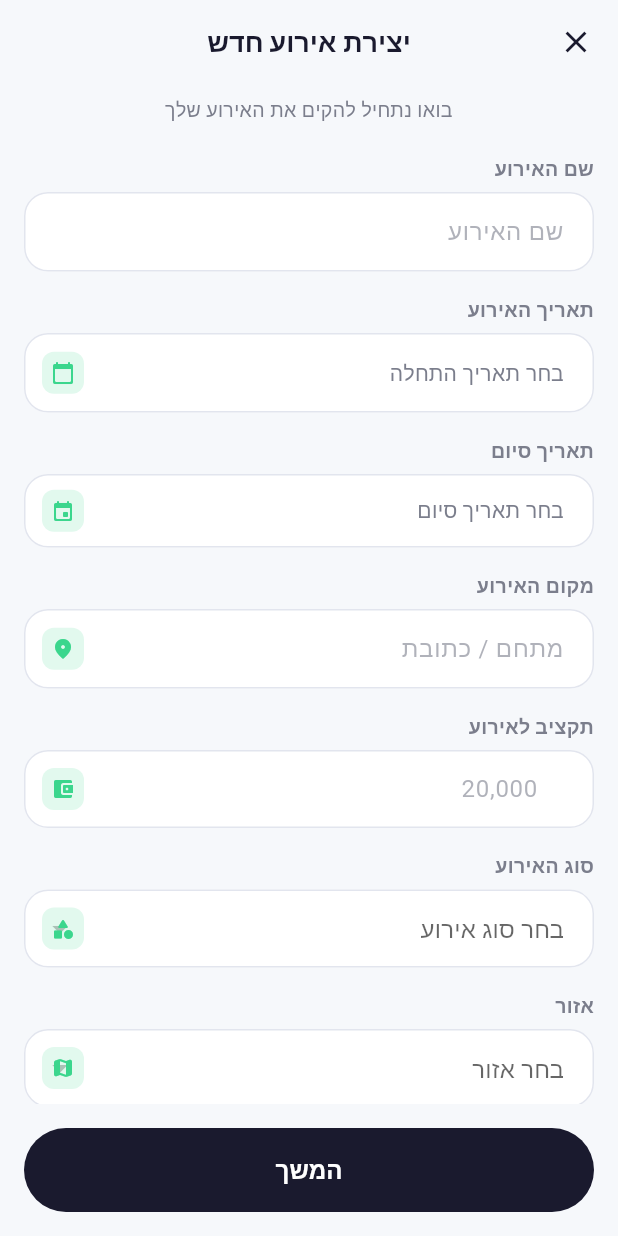
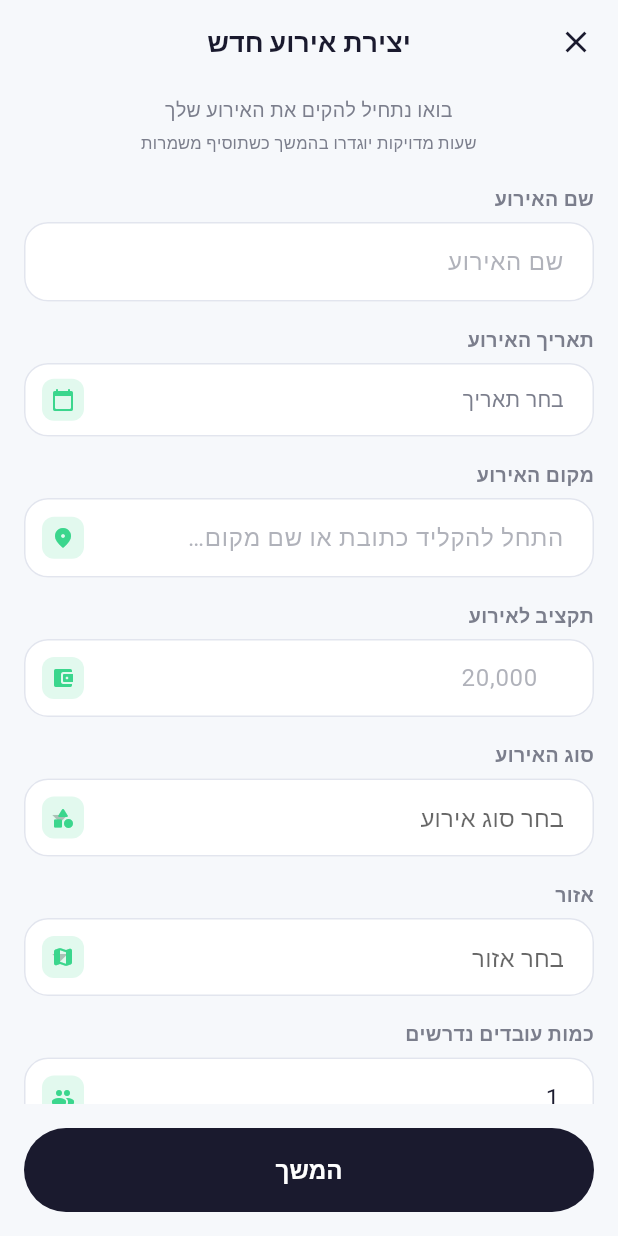
Before and after one commit to ofirShualiCodeValue/Findly-Frontend-Ofir, a Flutter app: the CreateEventScreen screen opened directly, on a phone screen of 412 x 824 dp. Run offline on Flutter 3.47's test engine with Material 3 defaults, Android fonts, the phone set to English and light mode, and no system bars; our stand-ins replace dio, google_fonts, shared_preferences; accounts and stored records are empty; network calls fail; Roboto replaces fonts that are missing (Heebo).

Commit message:
feat(create-event): date-only picker, venue autocomplete, dynamic categories
Per design feedback on the create-event flow:
- Removed start/end time pickers — only one date is collected. Exact start/
  end times will come from shifts later. The event's start_at/end_at are set
  to 00:00 / 23:59 of the selected date so the home calendar still groups it.
- Replaced the venue TextField with RawAutocomplete that suggests common
  Israeli event venues as the user types (free-form text still allowed).
  Production should swap the static suggestion list for a Google Places
  Autocomplete API call.
- Event-type dropdown now picks up the 11 canonical categories seeded on
  the backend (no app-side change required — the GET /v1/employer/categories
  endpoint already drives it).

Co-Authored-By: Claude Opus 4.7 (1M context) <noreply@anthropic.com>

```diff
--- a/lib/main.dart
+++ b/lib/main.dart
@@ -1,11 +1,15 @@
 import 'package:flutter/material.dart';
 import 'package:flutter_localizations/flutter_localizations.dart';
+import 'package:intl/date_symbol_data_local.dart';
 import 'screens/splash.dart';
 import 'store/auth_store.dart';
 import 'theme.dart';
 
 Future<void> main() async {
   WidgetsFlutterBinding.ensureInitialized();
+  // Required for any DateFormat(... 'he') call — without this, Hebrew locale
+  // data is missing and DateFormat throws "Unexpected null value".
+  await initializeDateFormatting('he', null);
   await authStore.init();
   runApp(const FindlyApp());
 }
--- a/lib/screens/employer/create_event.dart
+++ b/lib/screens/employer/create_event.dart
@@ -5,6 +5,33 @@ import '../../api/client.dart';
 import '../../api/employer_api.dart';
 import '../../theme.dart';
 import '../../widgets/confirm_modal.dart';
+
+/// Common Israeli event venues — used as autocomplete suggestions while
+/// the user types a venue. Free-form input is also accepted.
+const List<String> _venueSuggestions = [
+  'אולמי האחוזה, ראשון לציון',
+  'היכל מנחם בגין, רמת גן',
+  'מנורה מבטחים ארנה, תל אביב',
+  'מתחם רידינג, תל אביב',
+  'היכל התרבות, תל אביב',
+  'הפעמון, רמת גן',
+  'ארמונות חן, נהריה',
+  'אולמי כפר המכביה, רמת גן',
+  'מתחם פאוור פארק, חיפה',
+  'מצודת דוד, ירושלים',
+  'גני התערוכה, תל אביב',
+  'מתחם ארנה, חיפה',
+  'יד אליהו, תל אביב',
+  'גני יהושע, תל אביב',
+  'נמל תל אביב',
+  'נמל יפו',
+  'מתחם הסינמטק, ירושלים',
+  'אולם בלומפילד, ירושלים',
+  'בנייני האומה, ירושלים',
+  'מתחם אירועים עין גדי',
+  'גני עירייה, נתניה',
+  'אולם פעמונים, ראשון לציון',
+];
 
 class CreateEventScreen extends StatefulWidget {
   const CreateEventScreen({super.key});
@@ -20,8 +47,7 @@ class _CreateEventScreenState extends State<CreateEventScreen> {
   final _description = TextEditingController();
   final _budget = TextEditingController();
   final _required = TextEditingController(text: '1');
-  DateTime? _startAt;
-  DateTime? _endAt;
+  DateTime? _date; // single date — exact times come from shifts later
   int? _categoryId;
   int? _areaId;
   bool _saving = false;
@@ -55,8 +81,8 @@ class _CreateEventScreenState extends State<CreateEventScreen> {
     }
   }
 
-  Future<void> _pickDate({required bool isStart}) async {
-    final base = isStart ? (_startAt ?? DateTime.now()) : (_endAt ?? _startAt ?? DateTime.now());
+  Future<void> _pickDate() async {
+    final base = _date ?? DateTime.now();
     final date = await showDatePicker(
       context: context,
       initialDate: base,
@@ -64,29 +90,13 @@ class _CreateEventScreenState extends State<CreateEventScreen> {
       lastDate: DateTime.now().add(const Duration(days: 365 * 2)),
     );
     if (date == null || !mounted) return;
-    final time = await showTimePicker(
-      context: context,
-      initialTime: TimeOfDay.fromDateTime(base),
-    );
-    if (time == null) return;
-    setState(() {
-      final dt = DateTime(date.year, date.month, date.day, time.hour, time.minute);
-      if (isStart) {
-        _startAt = dt;
-      } else {
-        _endAt = dt;
-      }
-    });
+    setState(() => _date = DateUtils.dateOnly(date));
   }
 
   Future<void> _save() async {
     if (!_formKey.currentState!.validate()) return;
-    if (_startAt == null || _endAt == null || _categoryId == null || _areaId == null) {
-      setState(() => _error = 'יש למלא את כל השדות');
-      return;
-    }
-    if (!_endAt!.isAfter(_startAt!)) {
-      setState(() => _error = 'שעת סיום חייבת להיות אחרי שעת התחלה');
+    if (_date == null || _categoryId == null || _areaId == null) {
+      setState(() => _error = 'יש למלא תאריך, סוג אירוע ואזור');
       return;
     }
     setState(() {
@@ -94,14 +104,20 @@ class _CreateEventScreenState extends State<CreateEventScreen> {
       _error = null;
     });
     try {
+      // Real start/end times will be set by shifts later. For now we mark the
+      // event as spanning the whole calendar day so backend's start<end check
+      // passes and the home calendar shows it on the correct day.
+      final dayStart = DateTime(_date!.year, _date!.month, _date!.day, 0, 0, 0);
+      final dayEnd = DateTime(_date!.year, _date!.month, _date!.day, 23, 59, 0);
+
       await EmployerApi.createEvent({
         'name': _name.text.trim(),
         'venue': _venue.text.trim().isEmpty ? null : _venue.text.trim(),
         'description': _description.text.trim().isEmpty ? null : _description.text.trim(),
         'event_category_id': _categoryId,
         'activity_area_id': _areaId,
-        'start_at': _startAt!.toIso8601String(),
-        'end_at': _endAt!.toIso8601String(),
+        'start_at': dayStart.toIso8601String(),
+        'end_at': dayEnd.toIso8601String(),
         'budget': double.tryParse(_budget.text.trim()) ?? 0,
         'required_employees': int.tryParse(_required.text.trim()) ?? 1,
         'status': 'active',
@@ -132,7 +148,7 @@ class _CreateEventScreenState extends State<CreateEventScreen> {
     if (_loadingTaxonomies) {
       return const Scaffold(body: Center(child: CircularProgressIndicator()));
     }
-    final df = DateFormat('dd/MM/yyyy HH:mm', 'he');
+    final df = DateFormat('EEEE, d בMMMM yyyy', 'he');
     return Scaffold(
       appBar: AppBar(
         title: const Text('יצירת אירוע חדש'),
@@ -146,6 +162,10 @@ class _CreateEventScreenState extends State<CreateEventScreen> {
             Text('בואו נתחיל להקים את האירוע שלך',
                 textAlign: TextAlign.center,
                 style: GoogleFonts.heebo(color: FindlyColors.textSecondary, fontSize: 13)),
+            const SizedBox(height: 4),
+            Text('שעות מדויקות יוגדרו בהמשך כשתוסיף משמרות',
+                textAlign: TextAlign.center,
+                style: GoogleFonts.heebo(color: FindlyColors.textSecondary, fontSize: 11)),
             const SizedBox(height: 20),
             _Field(
               label: 'שם האירוע',
@@ -159,29 +179,13 @@ class _CreateEventScreenState extends State<CreateEventScreen> {
               label: 'תאריך האירוע',
               icon: Icons.calendar_today_rounded,
               child: InkWell(
-                onTap: () => _pickDate(isStart: true),
-                child: InputDecorator(
-                  decoration: InputDecoration(hintText: _startAt != null ? df.format(_startAt!) : 'בחר תאריך התחלה'),
-                  child: Text(
-                    _startAt != null ? df.format(_startAt!) : 'בחר תאריך התחלה',
-                    style: GoogleFonts.heebo(
-                      color: _startAt == null ? FindlyColors.textSecondary : FindlyColors.textPrimary,
-                    ),
-                  ),
-                ),
-              ),
-            ),
-            _Field(
-              label: 'תאריך סיום',
-              icon: Icons.event_rounded,
-              child: InkWell(
-                onTap: () => _pickDate(isStart: false),
+                onTap: _pickDate,
                 child: InputDecorator(
                   decoration: const InputDecoration(),
                   child: Text(
-                    _endAt != null ? df.format(_endAt!) : 'בחר תאריך סיום',
+                    _date != null ? df.format(_date!) : 'בחר תאריך',
                     style: GoogleFonts.heebo(
-                      color: _endAt == null ? FindlyColors.textSecondary : FindlyColors.textPrimary,
+                      color: _date == null ? FindlyColors.textSecondary : FindlyColors.textPrimary,
                     ),
                   ),
                 ),
@@ -190,10 +194,7 @@ class _CreateEventScreenState extends State<CreateEventScreen> {
             _Field(
               label: 'מקום האירוע',
               icon: Icons.place_rounded,
-              child: TextFormField(
-                controller: _venue,
-                decoration: const InputDecoration(hintText: 'מתחם / כתובת'),
-              ),
+              child: _VenueAutocomplete(controller: _venue),
             ),
             _Field(
               label: 'תקציב לאירוע',
@@ -210,6 +211,7 @@ class _CreateEventScreenState extends State<CreateEventScreen> {
               child: DropdownButtonFormField<int>(
                 initialValue: _categoryId,
                 decoration: const InputDecoration(hintText: 'בחר סוג אירוע'),
+                isExpanded: true,
                 items: _categories
                     .map<DropdownMenuItem<int>>((c) => DropdownMenuItem(
                           value: c['id'] as int,
@@ -225,6 +227,7 @@ class _CreateEventScreenState extends State<CreateEventScreen> {
               child: DropdownButtonFormField<int>(
                 initialValue: _areaId,
                 decoration: const InputDecoration(hintText: 'בחר אזור'),
+                isExpanded: true,
                 items: _areas
                     .map<DropdownMenuItem<int>>((a) => DropdownMenuItem(
                           value: a['id'] as int,
@@ -281,6 +284,60 @@ class _CreateEventScreenState extends State<CreateEventScreen> {
   }
 }
 
+class _VenueAutocomplete extends StatelessWidget {
+  final TextEditingController controller;
+  const _VenueAutocomplete({required this.controller});
+
+  @override
+  Widget build(BuildContext context) {
+    return RawAutocomplete<String>(
+      textEditingController: controller,
+      focusNode: FocusNode(),
+      optionsBuilder: (TextEditingValue value) {
+        final query = value.text.trim();
+        if (query.isEmpty) return const Iterable<String>.empty();
+        return _venueSuggestions.where((v) => v.contains(query));
+      },
+      fieldViewBuilder: (_, c, fn, onSubmit) => TextFormField(
+        controller: c,
+        focusNode: fn,
+        decoration: const InputDecoration(hintText: 'התחל להקליד כתובת או שם מקום…'),
+      ),
+      optionsViewBuilder: (context, onSelected, options) {
+        return Align(
+          alignment: AlignmentDirectional.topStart,
+          child: Material(
+            elevation: 4,
+            borderRadius: BorderRadius.circular(12),
+            child: ConstrainedBox(
+              constraints: const BoxConstraints(maxHeight: 220, maxWidth: 360),
+              child: ListView.builder(
+                padding: EdgeInsets.zero,
+                itemCount: options.length,
+                shrinkWrap: true,
+                itemBuilder: (_, i) {
+                  final opt = options.elementAt(i);
+                  return InkWell(
+                    onTap: () => onSelected(opt),
+                    child: Padding(
+                      padding: const EdgeInsets.symmetric(horizontal: 14, vertical: 10),
+                      child: Row(children: [
+                        const Icon(Icons.place_outlined, size: 18, color: FindlyColors.textSecondary),
+                        const SizedBox(width: 8),
+                        Expanded(child: Text(opt, style: GoogleFonts.heebo(fontSize: 13))),
+                      ]),
+                    ),
+                  );
+                },
+              ),
+            ),
+          ),
+        );
+      },
+    );
+  }
+}
+
 class _Field extends StatelessWidget {
   final String label;
   final IconData? icon;
--- a/lib/screens/employer/profile.dart
+++ b/lib/screens/employer/profile.dart
@@ -45,6 +45,8 @@ class _EmployerProfileScreenState extends State<EmployerProfileScreen> {
       });
     } on ApiException catch (e) {
       setState(() => _error = e.message);
+    } catch (e) {
+      setState(() => _error = e.toString());
     } finally {
       if (mounted) setState(() => _loading = false);
     }
@@ -76,10 +78,10 @@ class _EmployerProfileScreenState extends State<EmployerProfileScreen> {
         body: const Center(child: CircularProgressIndicator()),
       );
     }
-    if (_error != null) {
+    if (_error != null || _profile == null) {
       return Scaffold(
         appBar: AppBar(title: const Text('המוביל שלי')),
-        body: ErrorView(message: _error!, onRetry: _load),
+        body: ErrorView(message: _error ?? 'נכשל לטעון פרופיל', onRetry: _load),
       );
     }
     final business = _profile!['business'] as Map<String, dynamic>?;
```
